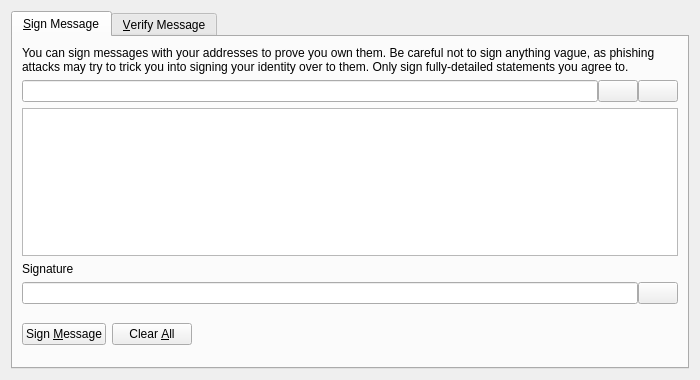
Above: src/qt/forms/signverifymessagedialog.ui from ruby32/florincoin before the change. Below: the same form after it.
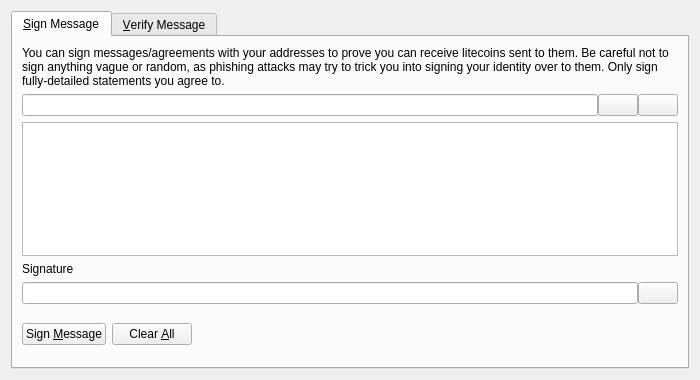
That is the form after the change. Icons and pictures are not drawn. Custom widgets are drawn as their Qt base class.

Patch:
```diff
--- a/src/qt/forms/signverifymessagedialog.ui
+++ b/src/qt/forms/signverifymessagedialog.ui
@@ -30,7 +30,7 @@
        <item>
         <widget class="QLabel" name="infoLabel_SM">
          <property name="text">
-          <string>You can sign messages with your addresses to prove you own them. Be careful not to sign anything vague, as phishing attacks may try to trick you into signing your identity over to them. Only sign fully-detailed statements you agree to.</string>
+          <string>You can sign messages/agreements with your addresses to prove you can receive litecoins sent to them. Be careful not to sign anything vague or random, as phishing attacks may try to trick you into signing your identity over to them. Only sign fully-detailed statements you agree to.</string>
          </property>
          <property name="textFormat">
           <enum>Qt::PlainText</enum>
```
Left out of the diff: 10 changed lines with no effect on the pictures.
